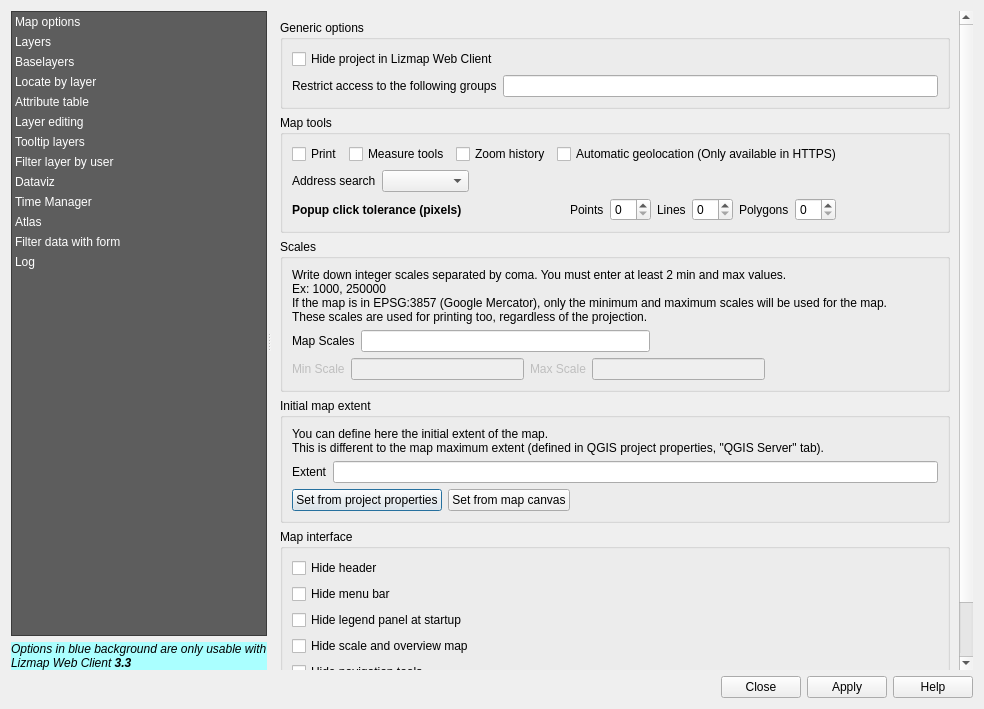
The window that resources/ui/ui_lizmap.ui (3liz/lizmap-plugin) describes before a commit, drawn with Qt 5.
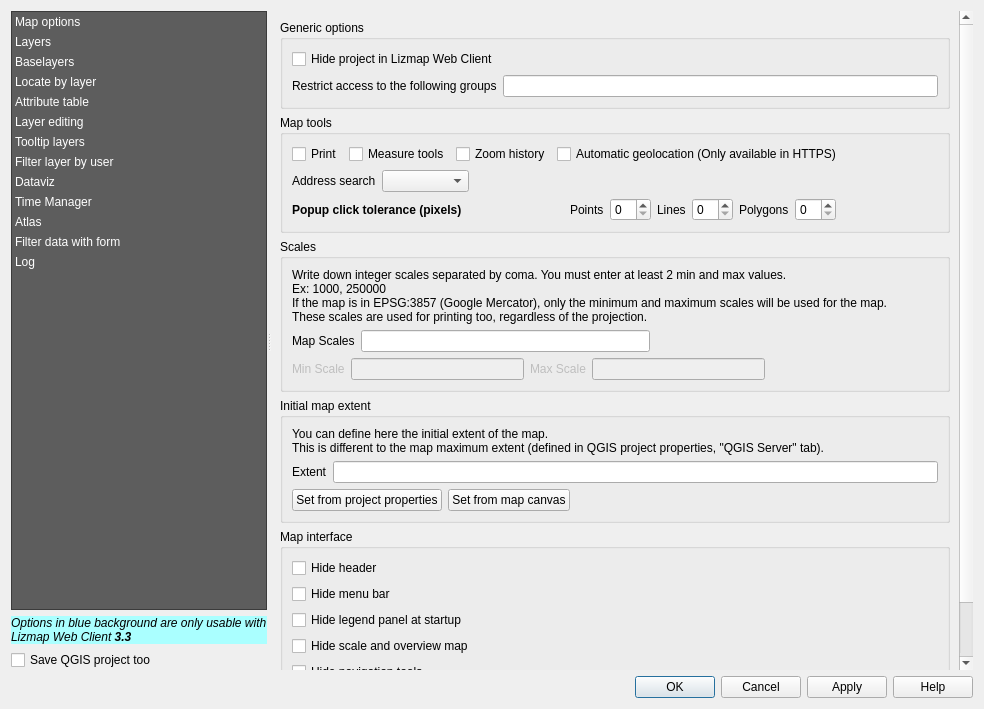
The same window after the commit. Custom widgets are drawn as their Qt base class.

Commit message: review button box ok, close, apply and add checkbox autosave project fix #184

The edit to the form file:
```diff
--- a/resources/ui/ui_lizmap.ui
+++ b/resources/ui/ui_lizmap.ui
@@ -183,6 +183,16 @@
          </property>
         </widget>
        </item>
+       <item>
+        <widget class="QCheckBox" name="checkbox_save_project">
+         <property name="toolTip">
+          <string>Save the QGIS project too at the same time as the Lizmap config file.</string>
+         </property>
+         <property name="text">
+          <string>Save QGIS project too</string>
+         </property>
+        </widget>
+       </item>
       </layout>
      </widget>
      <widget class="QFrame" name="mOptionsFrame">
@@ -4828,7 +4838,7 @@
    <item>
     <widget class="QDialogButtonBox" name="buttonBox">
      <property name="standardButtons">
-      <set>QDialogButtonBox::Apply|QDialogButtonBox::Close|QDialogButtonBox::Help</set>
+      <set>QDialogButtonBox::Apply|QDialogButtonBox::Cancel|QDialogButtonBox::Help|QDialogButtonBox::Ok</set>
      </property>
     </widget>
    </item>
```
The commit also changes 1 other file.
